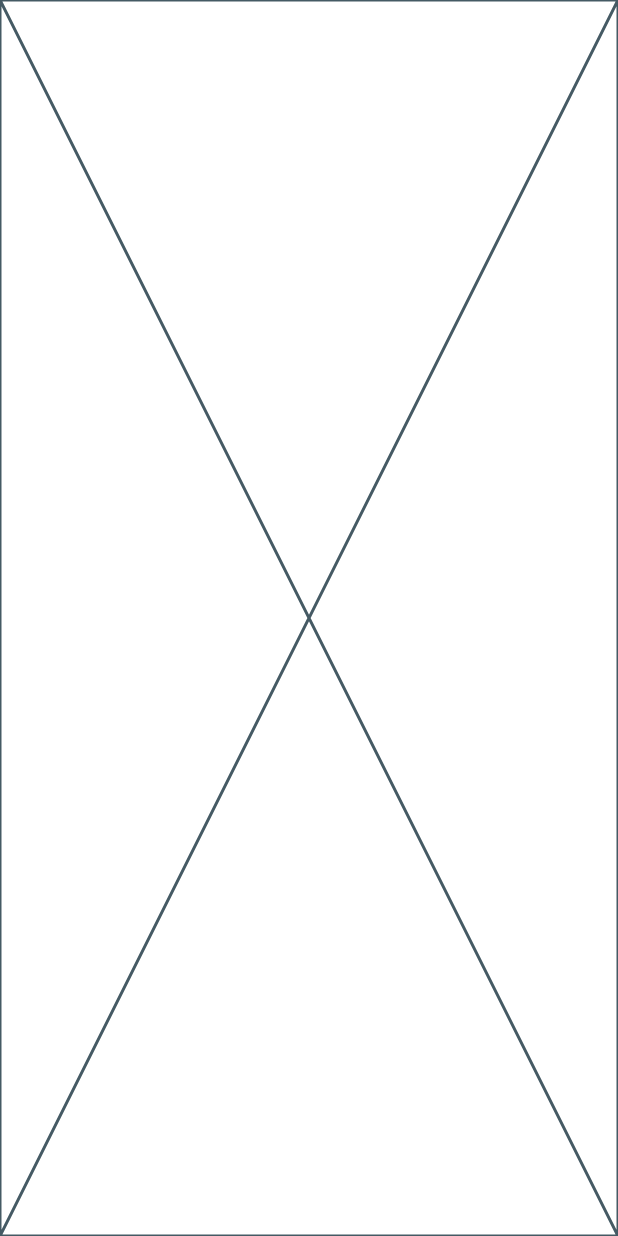
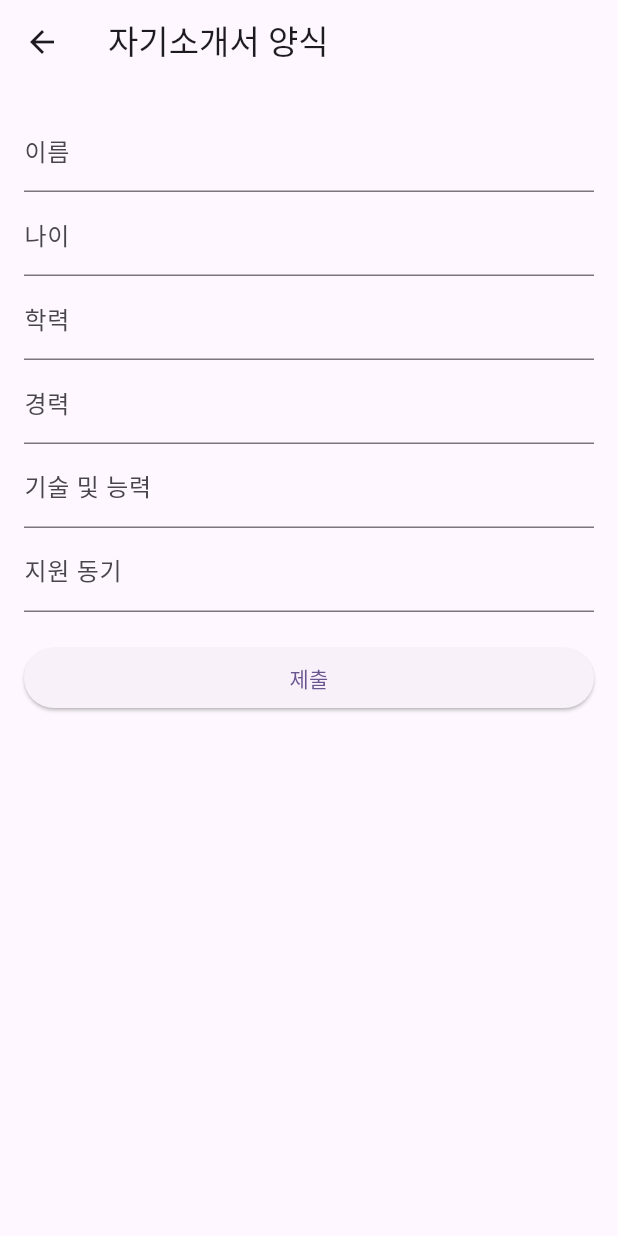
Before and after one commit to nnmmnn15/1Team_Intro, a Flutter app: the screen it shows after launch, after a tap on "최호영", on a phone screen of 412 x 824 dp. Run offline on Flutter 3.47's test engine with Material 3 defaults, Android fonts, the phone set to English and light mode, and no system bars.

Commit message:
자기소개서

```diff
--- a/intro_1team_app/lib/view/ho.dart
+++ b/intro_1team_app/lib/view/ho.dart
@@ -3,8 +3,141 @@ import 'package:flutter/material.dart';
 class Ho extends StatelessWidget {
   const Ho({super.key});
 
+@override
+  Widget build(BuildContext context) {
+    return Scaffold(
+      appBar: AppBar(
+        title: const Text('자기소개서 양식'),
+      ),
+      body: const Padding(
+        padding: EdgeInsets.all(16.0),
+        child: ResumeForm(),
+      ),
+    );
+  }
+}
+
+class ResumeForm extends StatefulWidget {
+  const ResumeForm({super.key});
+
+  @override
+  _ResumeFormState createState() => _ResumeFormState();
+}
+
+class _ResumeFormState extends State<ResumeForm> {
+  final _formKey = GlobalKey<FormState>();
+
+  final TextEditingController _nameController = TextEditingController();
+  final TextEditingController _ageController = TextEditingController();
+  final TextEditingController _educationController = TextEditingController();
+  final TextEditingController _experienceController = TextEditingController();
+  final TextEditingController _skillsController = TextEditingController();
+  final TextEditingController _motivationController = TextEditingController();
+
   @override
   Widget build(BuildContext context) {
-    return const Placeholder();
+    return Form(
+      key: _formKey,
+      child: ListView(
+        children: <Widget>[
+          TextFormField(
+            controller: _nameController,
+            decoration: const InputDecoration(labelText: '이름'),
+            validator: (value) {
+              if (value == null || value.isEmpty) {
+                return '이름을 입력하세요';
+              }
+              return null;
+            },
+          ),
+          TextFormField(
+            controller: _ageController,
+            decoration: const InputDecoration(labelText: '나이'),
+            validator: (value) {
+              if (value == null || value.isEmpty) {
+                return '나이를 입력하세요';
+              }
+              return null;
+            },
+          ),
+          TextFormField(
+            controller: _educationController,
+            decoration: const InputDecoration(labelText: '학력'),
+            validator: (value) {
+              if (value == null || value.isEmpty) {
+                return '학력을 입력하세요';
+              }
+              return null;
+            },
+          ),
+          TextFormField(
+            controller: _experienceController,
+            decoration: const InputDecoration(labelText: '경력'),
+            validator: (value) {
+              if (value == null || value.isEmpty) {
+                return '경력을 입력하세요';
+              }
+              return null;
+            },
+          ),
+          TextFormField(
+            controller: _skillsController,
+            decoration: const InputDecoration(labelText: '기술 및 능력'),
+            validator: (value) {
+              if (value == null || value.isEmpty) {
+                return '기술 및 능력을 입력하세요';
+              }
+              return null;
+            },
+          ),
+          TextFormField(
+            controller: _motivationController,
+            decoration: const InputDecoration(labelText: '지원 동기'),
+            validator: (value) {
+              if (value == null || value.isEmpty) {
+                return '지원 동기를 입력하세요';
+              }
+              return null;
+            },
+          ),
+          const SizedBox(height: 20),
+          ElevatedButton(
+            onPressed: () {
+              if (_formKey.currentState!.validate()) {
+                showDialog(
+                  context: context,
+                  builder: (context) {
+                    return AlertDialog(
+                      title: const Text('자기소개서'),
+                      content: SingleChildScrollView(
+                        child: ListBody(
+                          children: <Widget>[
+                            Text('이름: ${_nameController.text}'),
+                            Text('나이: ${_ageController.text}'),
+                            Text('학력: ${_educationController.text}'),
+                            Text('경력: ${_experienceController.text}'),
+                            Text('기술 및 능력: ${_skillsController.text}'),
+                            Text('지원 동기: ${_motivationController.text}'),
+                          ],
+                        ),
+                      ),
+                      actions: <Widget>[
+                        TextButton(
+                          child: const Text('확인'),
+                          onPressed: () {
+                            Navigator.of(context).pop();
+                          },
+                        ),
+                      ],
+                    );
+                  },
+                );
+              }
+            },
+            child: const Text('제출'),
+          ),
+        ],
+      ),
+    );
   }
 }
```
